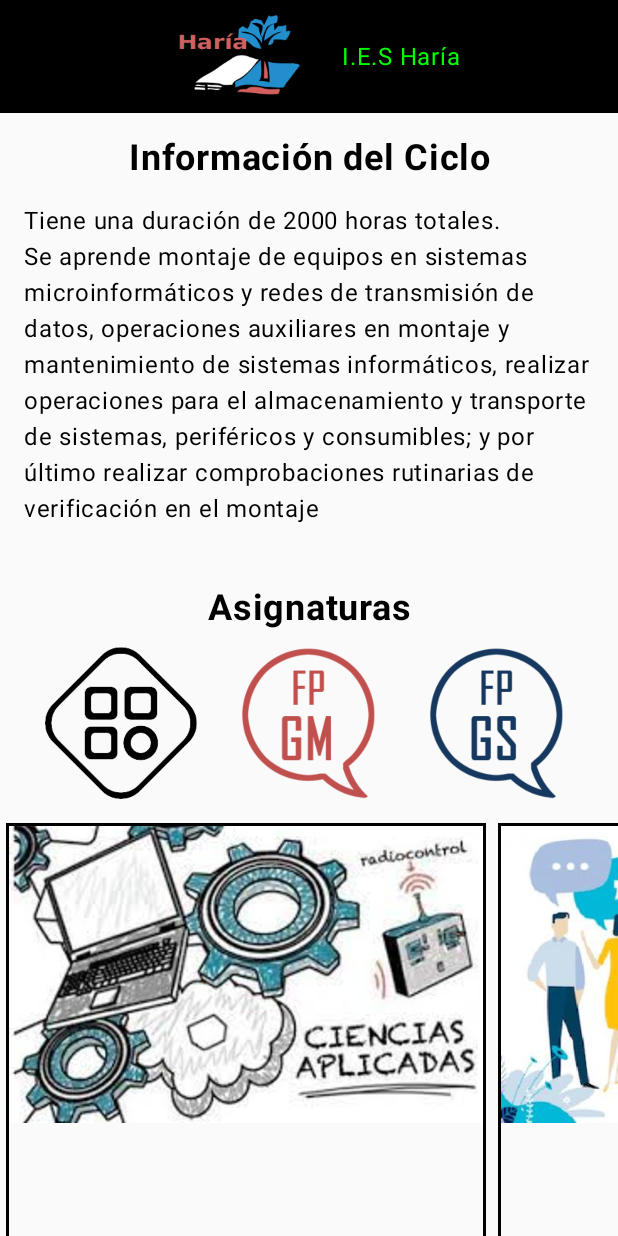
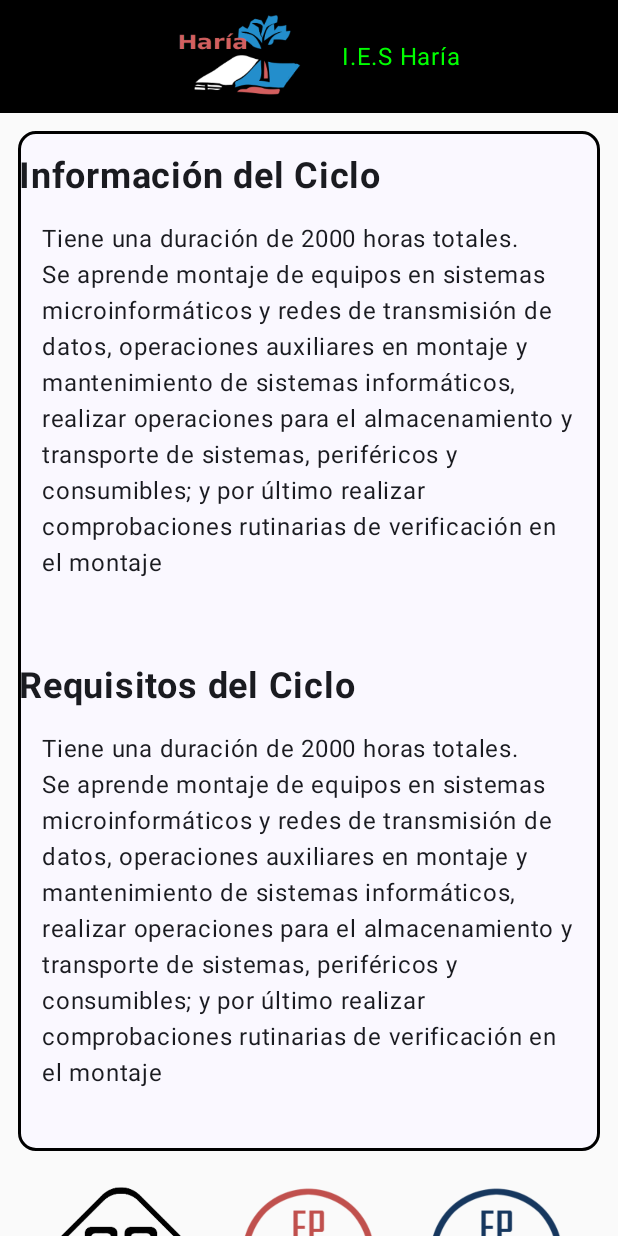
Before and after one commit to AlumnoDamian/InstitutoHaria, an Android app built with Jetpack Compose: the screen it shows after launch (MainActivity), after a tap on "fpb.png", on a phone screen of 412 x 824 dp. Run offline under Robolectric (Android 15) with nearby library versions, the phone set to English and light mode, and no system bars.

```diff
--- a/app/src/main/java/com/example/institutoharia/MainActivity.kt
+++ b/app/src/main/java/com/example/institutoharia/MainActivity.kt
@@ -5,6 +5,7 @@ import android.net.Uri
 import android.os.Bundle
 import androidx.activity.ComponentActivity
 import androidx.activity.compose.setContent
+import androidx.annotation.DrawableRes
 import androidx.compose.foundation.BorderStroke
 import androidx.compose.foundation.Image
 import androidx.compose.foundation.background
@@ -23,6 +24,7 @@ import androidx.compose.foundation.layout.size
 import androidx.compose.foundation.lazy.LazyColumn
 import androidx.compose.foundation.lazy.LazyRow
 import androidx.compose.foundation.lazy.items
+import androidx.compose.foundation.shape.CircleShape
 import androidx.compose.material3.CardDefaults
 import androidx.compose.material3.MaterialTheme
 import androidx.compose.material3.OutlinedCard
@@ -37,6 +39,7 @@ import androidx.compose.runtime.saveable.rememberSaveable
 import androidx.compose.runtime.setValue
 import androidx.compose.ui.Alignment
 import androidx.compose.ui.Modifier
+import androidx.compose.ui.draw.clip
 import androidx.compose.ui.graphics.Color
 import androidx.compose.ui.layout.VerticalAlignmentLine
 import androidx.compose.ui.platform.LocalContext
@@ -55,14 +58,14 @@ class MainActivity : ComponentActivity() {
         super.onCreate(savedInstanceState)
         setContent {
             InstitutoHariaTheme {
-                MyApp()
+                MiApp()
             }
         }
     }
 }
 
 @Composable
-fun MyApp() {
+fun MiApp() {
     var shouldShowOnboarding by rememberSaveable { mutableStateOf(0) }
 
     if (shouldShowOnboarding == 0) {
@@ -122,13 +125,26 @@ fun MiTopBar() {
         )
     }
 }
+
+@Composable
+fun MiBotonPlaneate(onClick: () -> Unit, @DrawableRes imageResource: Int, contentDescription: String) {
+    TextButton(
+        onClick = { onClick() },
+        modifier = Modifier.size(135.dp)
+    ) {
+        Image(
+            painter = painterResource(id = imageResource),
+            contentDescription = contentDescription,
+            modifier = Modifier.size(135.dp)
+        )
+    }
+}
 /******************* GENERAL **********************/
 
 
 /******************* PRIMERA PÁGINA **********************/
 @Composable
 fun MiInicio(fpbClick: () -> Unit, fpmClick: () -> Unit, fpsClick: () -> Unit) {
-
     Column (modifier = Modifier
         .fillMaxWidth(),
         horizontalAlignment = Alignment.CenterHorizontally
@@ -138,71 +154,39 @@ fun MiInicio(fpbClick: () -> Unit, fpmClick: () -> Unit, fpsClick: () -> Unit) {
             painter = painterResource(id = R.drawable.centro_menu_1),
             contentDescription = "centro_menu_1.png"
         )
+        MiInformacionDelCentro()
+        MisBotonesInicio(fpbClick, fpmClick, fpsClick)
+    }
+}
 
-        Spacer(modifier = Modifier.padding(4.dp))
-
+@Composable
+fun MiInformacionDelCentro() {
+    Spacer(modifier = Modifier.padding(16.dp))
     Text(
         text = "Información del centro",
         fontSize = 24.sp,
         fontWeight = FontWeight.Bold,
         textAlign = TextAlign.Center
     )
-
+    Spacer(modifier = Modifier.padding(4.dp))
     Text(
-            buildAnnotatedString {
-                withStyle(style = SpanStyle( fontSize = 16.sp)){
-                    append(
-                        "Dirección: C. Santiago Noda, 4, 35520 Haría, Las Palmas.\n" +
+        text = "Dirección: C. Santiago Noda, 4, 35520 Haría, Las Palmas.\n" +
                 "Contactos: 928 30 30 14\n" +
                 "Email: 35009206@gobiernodecanarias.org.\n" +
                 "Dispone de la ESO, Bachillerato y FP Básica, Grado Medio y Superior de Informática y Comunicaciones.\n" +
-                        "Cuenta con transporte escolar gratuito, turno de mañana y cafetería."
+                "Cuenta con transporte escolar gratuito, turno de mañana y cafetería.",
+        fontSize = 16.sp,
+        modifier = Modifier.padding(start = 8.dp, end = 4.dp)
     )
-                }
-            },
-            modifier = Modifier.padding(start = 14.dp, end = 7.dp, top = 7.dp),
-        )
-
-        Row {
-            Column {
-                TextButton(
-                    onClick = { fpbClick() },
-                    modifier = Modifier
-                        .size(125.dp)
-                ) {
-                    Image(
-                        painter = painterResource(id = R.drawable.fpb),
-                        contentDescription = "fpb.png",
-                    )
-                }
+    Spacer(modifier = Modifier.padding(16.dp))
 }
 
-            Column {
-                TextButton(
-                    onClick = { fpmClick() },
-                    modifier = Modifier
-                        .size(125.dp)
-                ) {
-                    Image(
-                        painter = painterResource(id = R.drawable.fpm),
-                        contentDescription = "fpm.png",
-                    )
-                }
-            }
-
-            Column {
-                TextButton(
-                    onClick = { fpsClick() },
-                    modifier = Modifier
-                        .size(125.dp)
-                ) {
-                    Image(
-                        painter = painterResource(id = R.drawable.fps),
-                        contentDescription = "fps.png",
-                    )
-                }
-            }
-        }
+@Composable
+fun MisBotonesInicio(fpbClick: () -> Unit, fpmClick: () -> Unit, fpsClick: () -> Unit) {
+    Row {
+        MiBotonPlaneate(onClick = fpbClick, imageResource = R.drawable.fpb, contentDescription = "fpb.png")
+        MiBotonPlaneate(onClick = fpmClick, imageResource = R.drawable.fpm, contentDescription = "fpm.png")
+        MiBotonPlaneate(onClick = fpsClick, imageResource = R.drawable.fps, contentDescription = "fps.png")
     }
 }
 /******************* PRIMERA PÁGINA **********************/
@@ -211,7 +195,6 @@ fun MiInicio(fpbClick: () -> Unit, fpmClick: () -> Unit, fpsClick: () -> Unit) {
 /******************* FP BASICO **********************/
 @Composable
 fun MiFPB(inicioClick: () -> Unit, fpmClick: () -> Unit, fpsClick: () -> Unit){
-
     LazyColumn (
         modifier = Modifier
             .fillMaxWidth(),
@@ -228,9 +211,11 @@ fun MiFPB(inicioClick: () -> Unit, fpmClick: () -> Unit, fpsClick: () -> Unit){
 
 @Composable
 fun MiInformacionYRequisitosFPB(){
-
+    OutlinedCard (
+        border = BorderStroke(2.dp, Color.Black),
+        modifier = Modifier.padding(12.dp)
+    ) {
         Spacer(modifier = Modifier.padding(8.dp))
-
         Text(
             text = "Información del Ciclo",
             fontSize = 24.sp,
@@ -250,20 +235,32 @@ fun MiInformacionYRequisitosFPB(){
             modifier = Modifier.padding(16.dp),
         )
 
+        Spacer(modifier = Modifier.padding(8.dp))
+        Text(
+            text = "Requisitos del Ciclo",
+            fontSize = 24.sp,
+            fontWeight = FontWeight.Bold,
+            textAlign = TextAlign.Center
+        )
+
+        Text(
+            buildAnnotatedString {
+                withStyle(style = SpanStyle(fontSize = 16.sp)) {
+                    append(
+                        "Tiene una duración de 2000 horas totales.\n" +
+                                "Se aprende montaje de equipos en sistemas microinformáticos y redes de transmisión de datos, operaciones auxiliares en montaje y mantenimiento de sistemas informáticos, realizar operaciones para el almacenamiento y transporte de sistemas, periféricos y consumibles; y por último realizar comprobaciones rutinarias de verificación en el montaje\n"
+                    )
+                }
+            },
+            modifier = Modifier.padding(16.dp),
+        )
+    }
 }
 
 @Composable
 fun MisBotonesFPB(inicioClick: () -> Unit, fpmClick: () -> Unit, fpsClick: () -> Unit){
 
-    Text(
-        text = "Asignaturas",
-        fontSize = 24.sp,
-        fontWeight = FontWeight.Bold,
-        textAlign = TextAlign.Center
-    )
-
     Row {
-
         TextButton(
             onClick = { inicioClick() },
             modifier = Modifier
@@ -334,6 +331,13 @@ fun MisAsiganturasFPB1(
 fun MiForAsignaturasFPB1(imagenAsignatura: List<Int>, nombre: List<String>, descripcion: List<String>) {
 
     var expandirBox by remember {mutableStateOf(-1)}
+
+    Text(
+        text = "Asignaturas",
+        fontSize = 24.sp,
+        fontWeight = FontWeight.Bold,
+        textAlign = TextAlign.Center
+    )
 
     LazyRow(
         modifier = Modifier.fillMaxWidth()
@@ -450,6 +454,7 @@ fun MisBotonesFPM(fpbClick: () -> Unit, inicioClick: () -> Unit, fpsClick: () ->
             Image(
                 painter = painterResource(id = R.drawable.inicio),
                 contentDescription = "inicio.png",
+                modifier = Modifier.fillMaxSize(125f)
             )
         }
 
```
Lines whose indentation alone changed are shown as unchanged.
